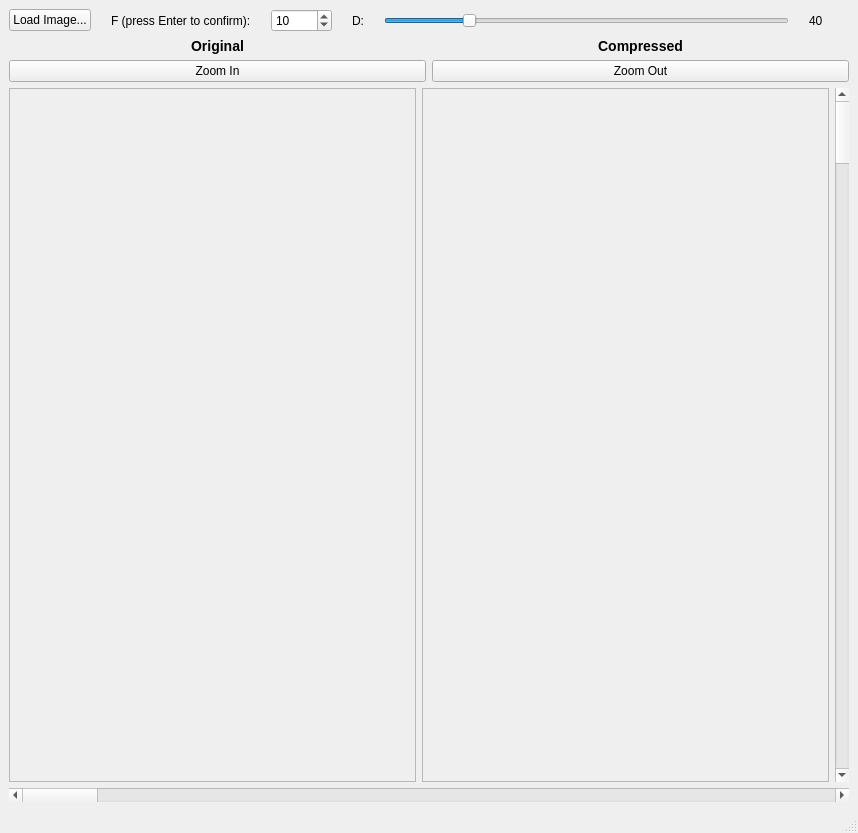
Above: mainwindow.ui from GhislottiGianluca/jpeg_Compression before the change. Below: the same form after it.
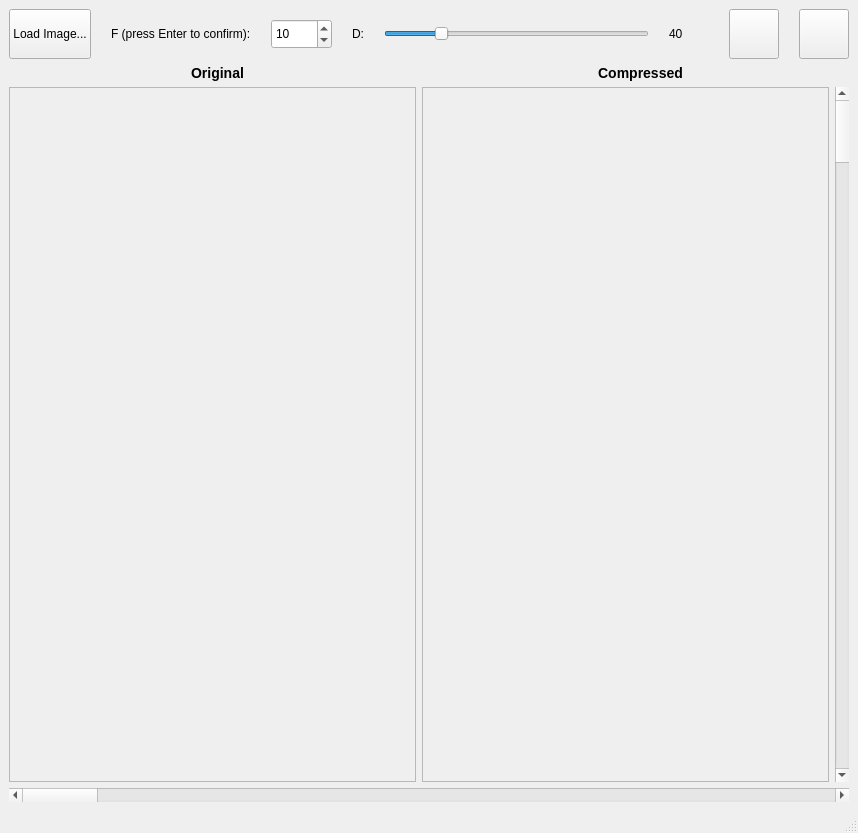
That is the form after the change.

Commit message: Added zoom buttons

What changed in the file:
```diff
--- a/mainwindow.ui
+++ b/mainwindow.ui
@@ -21,7 +21,7 @@
        <enum>QLayout::SetMinimumSize</enum>
       </property>
       <item>
-       <layout class="QHBoxLayout" stretch="0,0,0,0,0,0,0">
+       <layout class="QHBoxLayout" stretch="0,0,0,0,0,0,0,0,0">
         <property name="spacing">
          <number>20</number>
         </property>
@@ -36,6 +36,12 @@
             <verstretch>0</verstretch>
            </sizepolicy>
           </property>
+          <property name="minimumSize">
+           <size>
+            <width>0</width>
+            <height>50</height>
+           </size>
+          </property>
           <property name="text">
            <string>Load Image...</string>
           </property>
@@ -50,6 +56,12 @@
         </item>
         <item>
          <widget class="QSpinBox" name="blockSize">
+          <property name="minimumSize">
+           <size>
+            <width>0</width>
+            <height>30</height>
+           </size>
+          </property>
           <property name="minimum">
            <number>2</number>
           </property>
@@ -76,6 +88,18 @@
             <verstretch>0</verstretch>
            </sizepolicy>
           </property>
+          <property name="minimumSize">
+           <size>
+            <width>100</width>
+            <height>0</height>
+           </size>
+          </property>
+          <property name="maximumSize">
+           <size>
+            <width>16777215</width>
+            <height>300</height>
+           </size>
+          </property>
           <property name="minimum">
            <number>0</number>
           </property>
@@ -109,6 +133,56 @@
           </property>
          </widget>
         </item>
+        <item>
+         <widget class="QPushButton" name="zoomIn">
+          <property name="sizePolicy">
+           <sizepolicy hsizetype="Fixed" vsizetype="Maximum">
+            <horstretch>0</horstretch>
+            <verstretch>0</verstretch>
+           </sizepolicy>
+          </property>
+          <property name="minimumSize">
+           <size>
+            <width>50</width>
+            <height>50</height>
+           </size>
+          </property>
+          <property name="maximumSize">
+           <size>
+            <width>50</width>
+            <height>50</height>
+           </size>
+          </property>
+          <property name="text">
+           <string/>
+          </property>
+         </widget>
+        </item>
+        <item>
+         <widget class="QPushButton" name="zoomOut">
+          <property name="sizePolicy">
+           <sizepolicy hsizetype="Fixed" vsizetype="Fixed">
+            <horstretch>0</horstretch>
+            <verstretch>0</verstretch>
+           </sizepolicy>
+          </property>
+          <property name="minimumSize">
+           <size>
+            <width>50</width>
+            <height>50</height>
+           </size>
+          </property>
+          <property name="maximumSize">
+           <size>
+            <width>50</width>
+            <height>50</height>
+           </size>
+          </property>
+          <property name="text">
+           <string/>
+          </property>
+         </widget>
+        </item>
        </layout>
       </item>
      </layout>
@@ -140,27 +214,6 @@
       </item>
      </layout>
     </item>
-    <item>
-     <layout class="QHBoxLayout" name="horizontalLayout_4">
-      <property name="topMargin">
-       <number>0</number>
-      </property>
-      <item>
-       <widget class="QPushButton" name="zoomIn">
-        <property name="text">
-         <string>Zoom In</string>
-        </property>
-       </widget>
-      </item>
-      <item>
-       <widget class="QPushButton" name="zoomOut">
-        <property name="text">
-         <string>Zoom Out</string>
-        </property>
-       </widget>
-      </item>
-     </layout>
-    </item>
     <item>
      <layout class="QHBoxLayout" name="horizontalLayout_3">
       <item>
```
Left out of the diff: 2 changed lines with no effect on the pictures. The commit also changes 5 other files.
